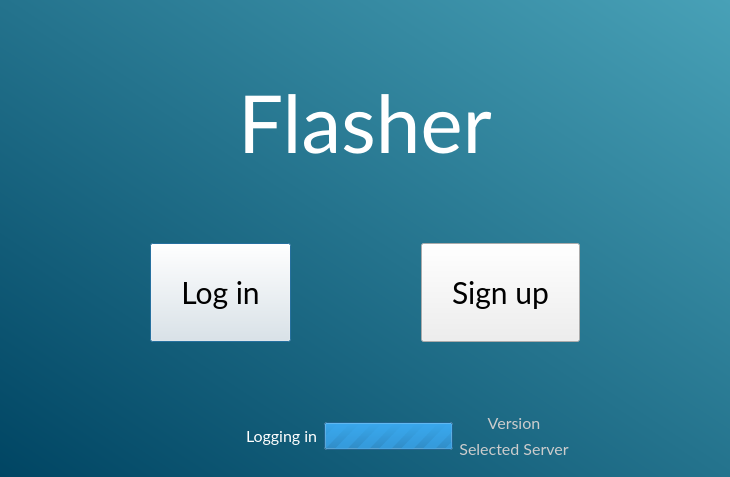
Above: uis/mainwindow.ui from InamataIO/Flasher before the change. Below: the same form after it.
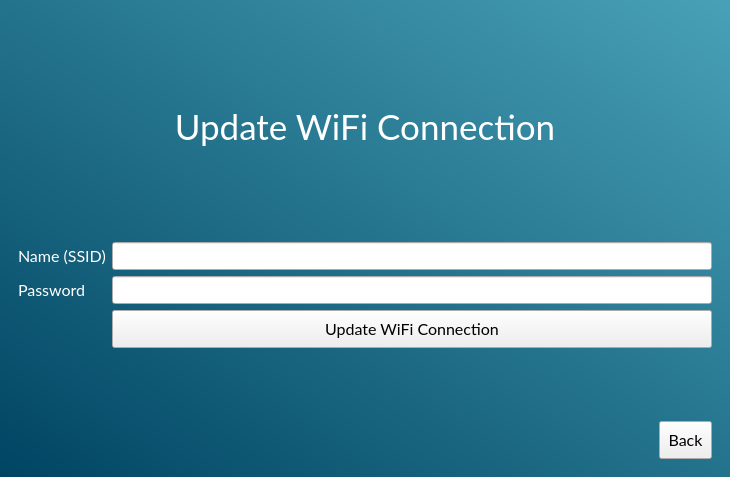
That is the form after the change. The open tabs and pages were chosen to show the change. Icons and pictures are not drawn.

Commit message:
Add update WiFi page
Why:

- Allow existing WiFi APs to be editted
- Hide WiFi AP password on most pages

This change addresses the need by:

- Adding an update WiFi page
- Replacing WiFi password with placeholder chars
- Update dependencies

The edit to the form file:
```diff
--- a/uis/mainwindow.ui
+++ b/uis/mainwindow.ui
@@ -51,7 +51,7 @@
 #centralWidget, QMessageBox {
   background-color: qlineargradient(spread:pad, x1:0, y1:1, x2:1, y2:0, stop:0 #004563, stop:1 #48a1b7);
 }
-#header, #welcomeHeader, #replaceHeader, #addHeader, #addWiFiHeader, #manageWiFiHeader, #systemSettingsHeader {
+#header, #welcomeHeader, #replaceHeader, #addHeader, #addWiFiHeader, #updateWiFiHeader, #manageWiFiHeader, #systemSettingsHeader {
   margin: 20px;
   font-size: 35px;
 }
@@ -1255,6 +1255,114 @@
         </item>
        </layout>
       </widget>
+      <widget class="QWidget" name="updateWiFiPage">
+       <layout class="QVBoxLayout" name="verticalLayout_14">
+        <item>
+         <spacer name="verticalSpacer_20">
+          <property name="orientation">
+           <enum>Qt::Vertical</enum>
+          </property>
+          <property name="sizeHint" stdset="0">
+           <size>
+            <width>20</width>
+            <height>40</height>
+           </size>
+          </property>
+         </spacer>
+        </item>
+        <item>
+         <widget class="QLabel" name="updateWiFiHeader">
+          <property name="text">
+           <string>Update WiFi Connection</string>
+          </property>
+          <property name="alignment">
+           <set>Qt::AlignCenter</set>
+          </property>
+         </widget>
+        </item>
+        <item>
+         <spacer name="verticalSpacer_19">
+          <property name="orientation">
+           <enum>Qt::Vertical</enum>
+          </property>
+          <property name="sizeHint" stdset="0">
+           <size>
+            <width>20</width>
+            <height>40</height>
+           </size>
+          </property>
+         </spacer>
+        </item>
+        <item>
+         <layout class="QFormLayout" name="formLayout_2">
+          <item row="0" column="0">
+           <widget class="QLabel" name="label_18">
+            <property name="text">
+             <string>Name (SSID)</string>
+            </property>
+           </widget>
+          </item>
+          <item row="0" column="1">
+           <widget class="QLineEdit" name="updateWiFiSSIDLineEdit"/>
+          </item>
+          <item row="1" column="0">
+           <widget class="QLabel" name="label_19">
+            <property name="text">
+             <string>Password</string>
+            </property>
+           </widget>
+          </item>
+          <item row="1" column="1">
+           <widget class="QLineEdit" name="updateWiFiPasswordLineEdit"/>
+          </item>
+          <item row="2" column="1">
+           <widget class="QPushButton" name="updateWiFiSubmitPushButton">
+            <property name="text">
+             <string>Update WiFi Connection</string>
+            </property>
+           </widget>
+          </item>
+         </layout>
+        </item>
+        <item>
+         <spacer name="verticalSpacer_21">
+          <property name="orientation">
+           <enum>Qt::Vertical</enum>
+          </property>
+          <property name="sizeHint" stdset="0">
+           <size>
+            <width>20</width>
+            <height>40</height>
+           </size>
+          </property>
+         </spacer>
+        </item>
+        <item>
+         <layout class="QHBoxLayout" name="horizontalLayout_11">
+          <item>
+           <spacer name="horizontalSpacer_17">
+            <property name="orientation">
+             <enum>Qt::Horizontal</enum>
+            </property>
+            <property name="sizeHint" stdset="0">
+             <size>
+              <width>40</width>
+              <height>20</height>
+             </size>
+            </property>
+           </spacer>
+          </item>
+          <item>
+           <widget class="QPushButton" name="updateWiFiBackPushButton">
+            <property name="text">
+             <string>Back</string>
+            </property>
+           </widget>
+          </item>
+         </layout>
+        </item>
+       </layout>
+      </widget>
       <widget class="QWidget" name="manageWiFiPage">
        <layout class="QVBoxLayout" name="verticalLayout_10">
         <item>
```
Left out of the diff: 10 changed lines with no effect on the pictures. The commit also changes 10 other files.
